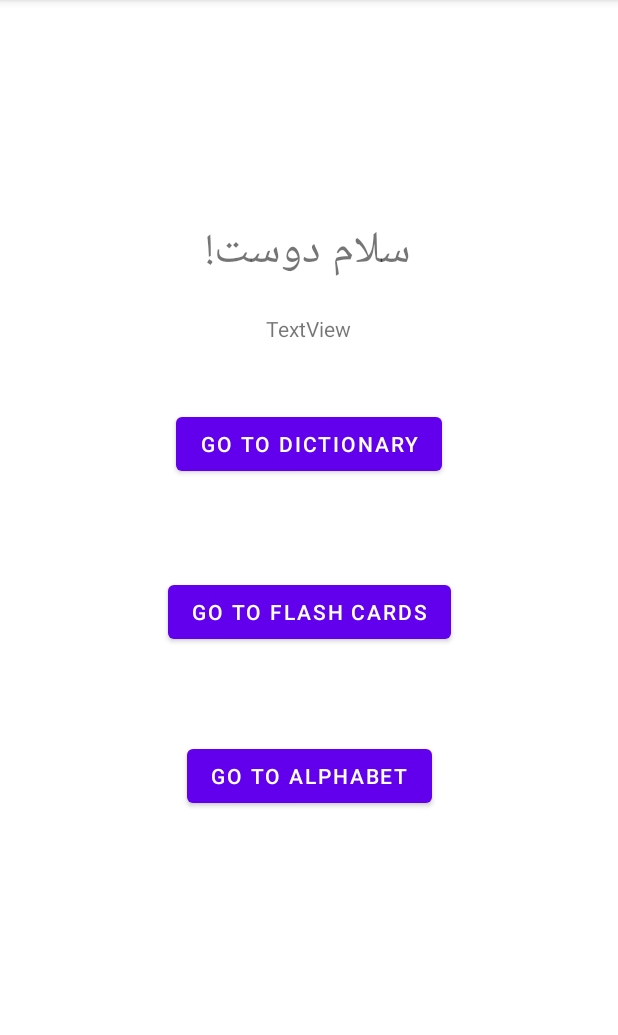
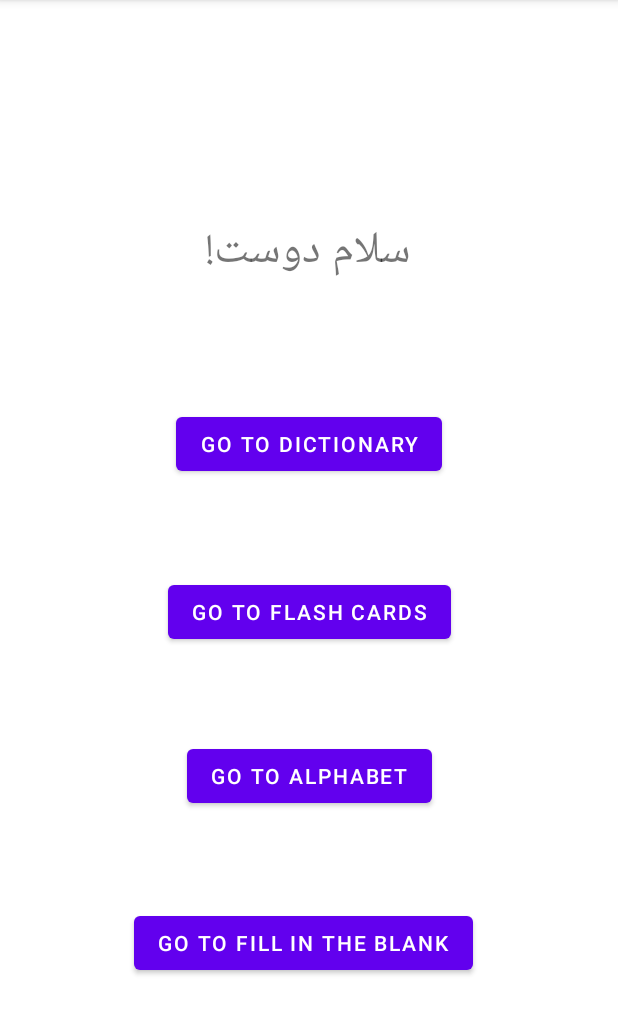
Before and after one commit to cawilkins/PollyGlot, an Android app: the screen it shows after launch (MainActivity), on a phone screen of 412 x 824 dp, the part 84-1119 px from its top. Run offline under Robolectric (Android 15) with nearby library versions, the phone set to English and light mode, and no system bars; 1 statement that could not run was skipped.

Commit message:
added FillinBlank

```diff
--- a/PollyGlot2/app/src/main/res/layout/activity_main.xml
+++ b/PollyGlot2/app/src/main/res/layout/activity_main.xml
@@ -66,27 +66,21 @@
         app:layout_constraintStart_toStartOf="parent"
         app:layout_constraintTop_toBottomOf="@+id/button2" />
 
-    <TextView
-        android:id="@+id/textView2"
+    <Button
+        android:id="@+id/button4"
         android:layout_width="wrap_content"
         android:layout_height="wrap_content"
-        android:layout_marginStart="176dp"
-        android:layout_marginLeft="176dp"
-        android:layout_marginTop="15dp"
-        android:layout_marginEnd="177dp"
-        android:layout_marginRight="177dp"
-        android:layout_marginBottom="44dp"
-        android:text="TextView"
-        app:layout_constraintBottom_toTopOf="@+id/button"
+        android:layout_marginStart="155dp"
+        android:layout_marginLeft="155dp"
+        android:layout_marginTop="57dp"
+        android:layout_marginEnd="163dp"
+        android:layout_marginRight="163dp"
+        android:layout_marginBottom="109dp"
+        android:text="Go to Fill in the Blank"
+        app:layout_constraintBottom_toBottomOf="parent"
         app:layout_constraintEnd_toEndOf="parent"
         app:layout_constraintStart_toStartOf="parent"
-        app:layout_constraintTop_toBottomOf="@+id/textView"
-        tools:text="Hello, Friend!" />;
-        app:layout_constraintBottom_toBottomOf="parent"
-        app:layout_constraintHorizontal_bias="0.498"
-        app:layout_constraintLeft_toLeftOf="parent"
-        app:layout_constraintRight_toRightOf="parent"
-        app:layout_constraintTop_toTopOf="parent"
-        app:layout_constraintVertical_bias="0.198" />
+        app:layout_constraintTop_toBottomOf="@+id/button3" />
+
 
 </androidx.constraintlayout.widget.ConstraintLayout>
```
Also changed, not shown: PollyGlot2/app/src/main/AndroidManifest.xml (+6 -3 lines), PollyGlot2/app/src/main/java/com/example/pollyglot/FillinBlank.java (added, +14 -0 lines), PollyGlot2/app/src/main/java/com/example/pollyglot/MainActivity.java (+8 -0 lines), PollyGlot2/app/src/main/res/layout/activity_fillin_blank.xml (added, +9 -0 lines).
